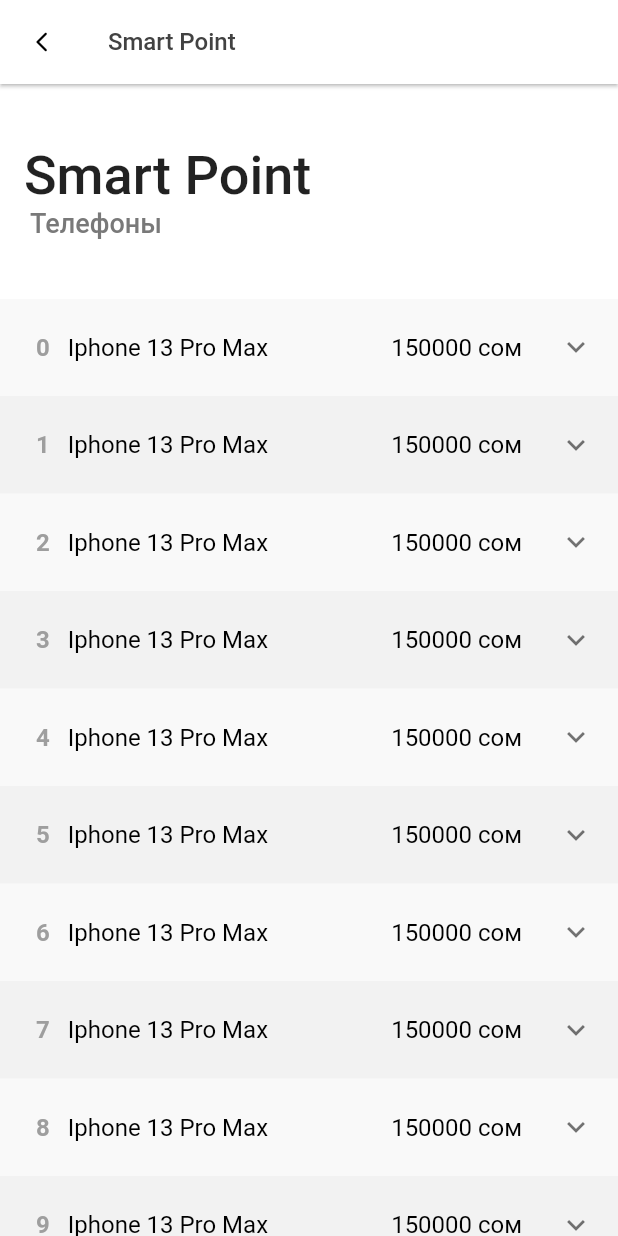
After one commit to AyatAliev/cycas, a Flutter app: the TablesPhoneAdmin screen opened by its route, on a phone screen of 412 x 824 dp. The commit adds this screen. Run offline on Flutter 3.47's test engine with Material 2 defaults, Android fonts, the phone set to English and light mode, and no system bars; our stand-ins replace flutter_slidable, flutter_svg.

Commit message:
Admin: add UI phone,notebook,accessory

```diff
--- a/lib/ui/admin/tables/admin_tables.dart
+++ b/lib/ui/admin/tables/admin_tables.dart
@@ -1,7 +1,6 @@
 import 'dart:ui';
 
-import 'package:cycas/ui/admin/tables/main/tables_main.dart';
-import 'package:cycas/ui/widget/statistics.dart';
+import 'package:cycas/ui/admin/tables/main/tables_main_admin.dart';
 import 'package:flutter/material.dart';
 import 'package:flutter_svg/svg.dart';
 
@@ -39,8 +38,7 @@ class AdminTables extends StatelessWidget {
                   children: List.generate(10, (index) {
                     return GestureDetector(
                       onTap: () {
-                        Navigator.pushNamed(
-                            context, TablesMain.routeName);
+                        Navigator.pushNamed(context, TablesMainAdmin.routeName);
                       },
                       child: Stack(
                         children: [
--- /dev/null
+++ b/lib/ui/admin/tables/main/phone/tables_phone_admin.dart
@@ -0,0 +1,144 @@
+import 'package:flutter/material.dart';
+
+class TablesPhoneAdmin extends StatelessWidget {
+  static const String routeName = "tables_phone";
+
+  const TablesPhoneAdmin({Key? key}) : super(key: key);
+
+  @override
+  Widget build(BuildContext context) {
+    return Scaffold(
+      resizeToAvoidBottomInset: false,
+      backgroundColor: const Color(0xffffffff),
+      appBar: AppBar(
+        elevation: 1.0,
+        backgroundColor: const Color(0xFFFFFFFF),
+        title: const Text("Smart Point",
+            style: TextStyle(color: Color(0xFF424242), fontSize: 16, fontWeight: FontWeight.w500)),
+        leading: GestureDetector(
+          onTap: () {
+            Navigator.pop(context);
+          },
+          child: Container(
+            width: 16,
+            height: 9,
+            alignment: Alignment.center,
+            child: const Icon(
+              Icons.arrow_back_ios_rounded,
+              color: Colors.black,
+              size: 16,
+            ),
+          ),
+        ),
+      ),
+      body: Column(
+        crossAxisAlignment: CrossAxisAlignment.stretch,
+        children: [
+          Container(
+            margin: const EdgeInsets.only(left: 16, top: 40),
+            child: const Text(
+              "Smart Point",
+              style: TextStyle(fontSize: 36, fontWeight: FontWeight.w500),
+            ),
+          ),
+          Container(
+            margin: const EdgeInsets.symmetric(horizontal: 20),
+            child: const Text(
+              "Телефоны",
+              style: TextStyle(fontSize: 18, fontWeight: FontWeight.w500, color: Color(0xFF797979)),
+            ),
+          ),
+          Expanded(
+            child: Container(
+              margin: const EdgeInsets.only(top: 40),
+              child: SafeArea(
+                bottom: true,
+                child: ListView.builder(
+                    shrinkWrap: true,
+                    itemCount: 30,
+                    itemBuilder: (context, position) {
+                      return Container(
+                        color: (position % 2 == 0) ? const Color(0x40e9e9e9) : const Color(0xFFF2F2F2),
+                        child: ExpansionTile(
+                          children: [
+                            Container(
+                              child: Column(
+                                crossAxisAlignment: CrossAxisAlignment.start,
+                                children: [
+                                  Row(
+                                    mainAxisAlignment: MainAxisAlignment.spaceBetween,
+                                    children: [
+                                      Row(
+                                        children: [
+                                          Column(
+                                            crossAxisAlignment: CrossAxisAlignment.start,
+                                            children: const [
+                                              Text("Модель: Iphone 13 Pro Max",
+                                                  maxLines: 1, overflow: TextOverflow.ellipsis),
+                                              Text("Приход: 140000 сом", maxLines: 1, overflow: TextOverflow.ellipsis),
+                                              Text("Продажа: 150000 сом", maxLines: 1, overflow: TextOverflow.ellipsis),
+                                              Text("Цена в рассрочку: 12000 сом",
+                                                  maxLines: 1, overflow: TextOverflow.ellipsis),
+                                            ],
+                                          )
+                                        ],
+                                      ),
+                                      Container(padding: const EdgeInsets.symmetric(horizontal: 8)),
+                                      Row(
+                                        children: [
+                                          Column(crossAxisAlignment: CrossAxisAlignment.start, children: const [
+                                            Text("S/N: 10010100110"),
+                                            Text("Цвет: Синий"),
+                                            Text("Память: 512 gb")
+                                          ])
+                                        ],
+                                      )
+                                    ],
+                                  ),
+                                ],
+                              ),
+                              margin: const EdgeInsets.symmetric(vertical: 18, horizontal: 18),
+                            )
+                          ],
+                          title: Container(
+                            margin: const EdgeInsets.symmetric(horizontal: 8, vertical: 18),
+                            child: Row(
+                              mainAxisAlignment: MainAxisAlignment.spaceBetween,
+                              children: [
+                                Row(
+                                  children: [
+                                    Text("$position",
+                                        style: const TextStyle(
+                                            fontSize: 16, color: Colors.grey, fontWeight: FontWeight.bold)),
+                                    Container(
+                                      alignment: Alignment.centerLeft,
+                                      margin: const EdgeInsets.only(left: 12),
+                                      child: const Text(
+                                        "Iphone 13 Pro Max",
+                                        style: TextStyle(fontSize: 16.0, color: Colors.black),
+                                      ),
+                                    ),
+                                  ],
+                                ),
+                                Row(
+                                  children: const [
+                                    Text(
+                                      "150000 cом",
+                                      style: TextStyle(fontSize: 16.0, color: Colors.black),
+                                    ),
+                                  ],
+                                )
+                              ],
+                            ),
+                          ),
+                        ),
+                      );
+                    }),
+              ),
+            ),
+          ),
+        ],
+      ),
+    );
+  }
+}
```
Also changed, not shown: lib/main.dart (+8 -2 lines), lib/ui/admin/tables/main/accessory/tables_accessory_admin.dart (added, +141 -0 lines), lib/ui/admin/tables/main/notebook/tables_notebook_admin.dart (added, +136 -0 lines), lib/ui/admin/tables/main/tables_main_admin.dart (renamed from lib/ui/admin/tables/main/tables_main.dart, +18 -11 lines).
